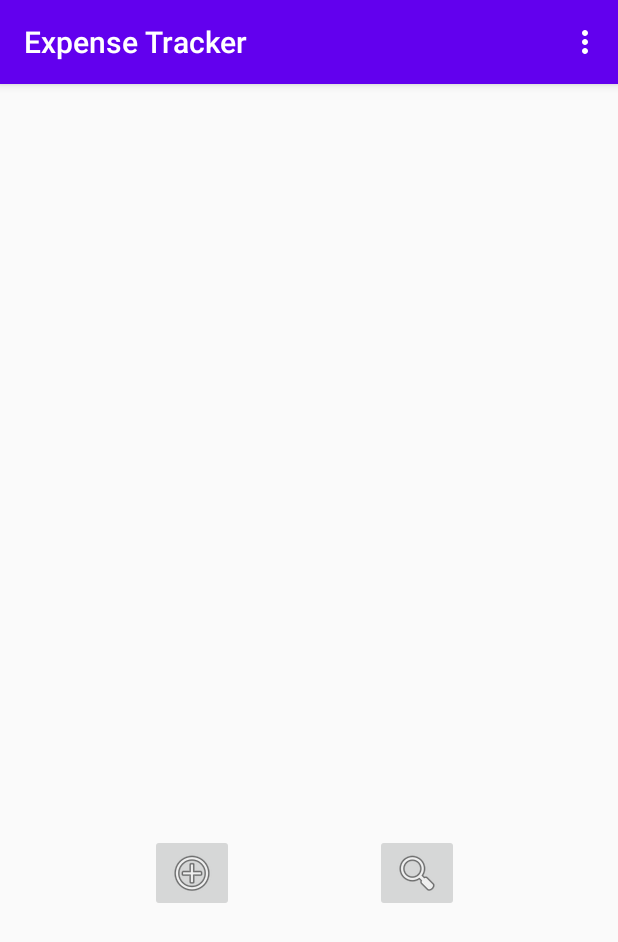
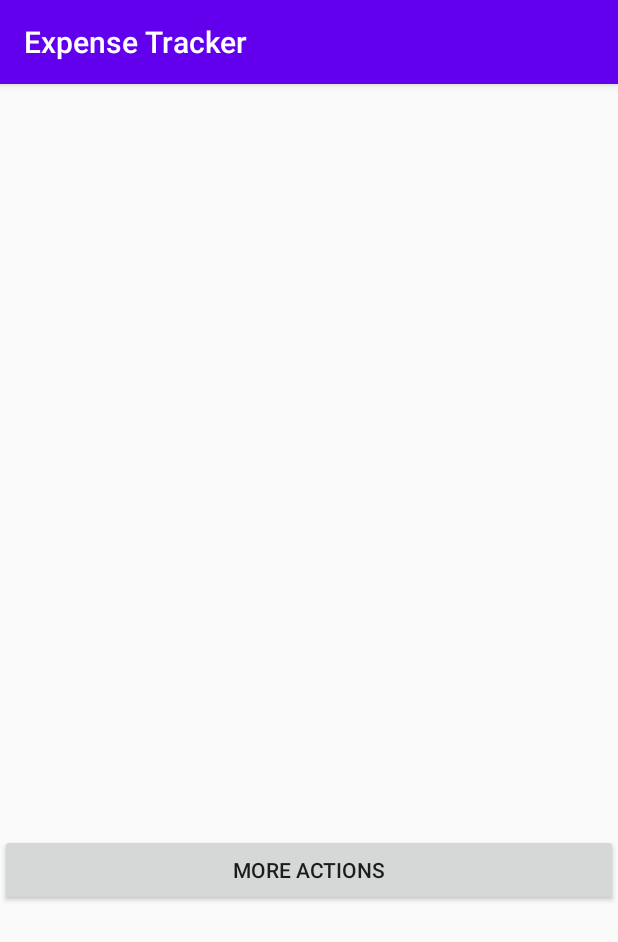
Before and after one commit to juvetao/ExpenseTracker, an Android app: the fragment IncomeExpenseFragment shown on its own in the app's theme, on a phone screen of 412 x 824 dp. Shown: the top 942 px of the screen. Run offline under Robolectric (Android 15) with nearby library versions, the phone set to English and light mode, and no system bars.

Commit message:
New Activity for More actions of IncomeExpense Add IncomeExpenseDBHelper

```diff
--- a/app/src/main/AndroidManifest.xml
+++ b/app/src/main/AndroidManifest.xml
@@ -9,7 +9,8 @@
         android:roundIcon="@mipmap/ic_launcher_round"
         android:supportsRtl="true"
         android:theme="@style/AppTheme">
-        <activity android:name=".SearchIncomeExpenseActivity"></activity>
+        <activity android:name=".MoreIncomeExpenseActionsActivity"></activity>
+        <activity android:name=".SearchIncomeExpenseActivity" />
         <activity android:name=".AddIncomeExpenseActivity" />
         <activity
             android:name=".TabActivity"
--- a/app/src/main/java/com/example/expensetracker/IncomeExpenseFragment.java
+++ b/app/src/main/java/com/example/expensetracker/IncomeExpenseFragment.java
@@ -1,29 +1,20 @@
 package com.example.expensetracker;
 
-import android.app.AlertDialog;
 import android.content.Intent;
 import android.os.Bundle;
 import android.view.LayoutInflater;
-import android.view.Menu;
-import android.view.MenuInflater;
-import android.view.MenuItem;
 import android.view.View;
 import android.view.ViewGroup;
-import android.widget.AdapterView;
 import android.widget.Button;
-import android.widget.ImageButton;
 import android.widget.ListView;
-import android.widget.Toast;
 
-import androidx.annotation.NonNull;
 import androidx.annotation.Nullable;
 import androidx.fragment.app.Fragment;
 
 public class IncomeExpenseFragment extends Fragment {
 
     private ListView listView;
-    private ImageButton add_btn;
-    private ImageButton search_btn;
+    private Button more_action_btn;
 
     public IncomeExpenseFragment() {
     }
@@ -40,52 +31,19 @@ public class IncomeExpenseFragment extends Fragment {
     public View onCreateView(LayoutInflater inflater,ViewGroup container, Bundle savedInstanceState) {
         View view = inflater.inflate(R.layout.fragment_income_expense, container, false);
 
-        listView = view.findViewById(R.id.list_view);
-        add_btn = view.findViewById(R.id.btn_add);
-        search_btn = view.findViewById(R.id.btn_search);
+        listView = view.findViewById(R.id.list_view_income_expense);
+        more_action_btn = view.findViewById(R.id.more_action_btn);
 
-        add_btn.setOnClickListener(new View.OnClickListener() {
+        more_action_btn.setOnClickListener(new View.OnClickListener() {
             @Override
             public void onClick(View v) {
-                Intent intent = new Intent(getActivity(), AddIncomeExpenseActivity.class);
+                Intent intent = new Intent(getActivity(),MoreIncomeExpenseActionsActivity.class);
                 startActivity(intent);
             }
         });
-
-        search_btn.setOnClickListener(new View.OnClickListener() {
-            @Override
-            public void onClick(View v) {
-                Intent intent = new Intent(getActivity(), SearchIncomeExpenseActivity.class);
-                startActivity(intent);
-            }
-        });
-
-        setHasOptionsMenu(true);
-
         return view;
     }
 
 
-    //Inflate the menu file to show the main menu
-    @Override
-    public void onCreateOptionsMenu(Menu menu, MenuInflater inflater) {
-        inflater.inflate(R.menu.menu_main, menu);
-    }
 
-    //Control the menu
-    @Override
-    public boolean onOptionsItemSelected(@NonNull MenuItem item) {
-        AdapterView.AdapterContextMenuInfo info = (AdapterView.AdapterContextMenuInfo ) item.getMenuInfo();
-        switch (item.getItemId()){
-            case R.id.add_menu:
-                AlertDialog.Builder dialogBuilder = new AlertDialog.Builder();
-            case R.id.search_menu:
-                Toast.makeText(this, "Search", Toast.LENGTH_SHORT).show();
-                break;
-            case R.id.exit_menu:
-                finish();
-                break;
-        }
-        return super.onOptionsItemSelected(item);
-    }
 }
--- a/app/src/main/java/com/example/expensetracker/SaveGoalDBHelper.java
+++ b/app/src/main/java/com/example/expensetracker/SaveGoalDBHelper.java
@@ -21,8 +21,6 @@ public class SaveGoalDBHelper extends SQLiteOpenHelper {
 
     @Override
     public void onCreate(SQLiteDatabase db) {
-//        String create_table_query = "CREATE TABLE " + SAVE_GOAL_TABLE + " ("+ COL_ID + " INTEGER PRIMARY KEY AUTOINCREMENT, " + COL_GOAL_NAME + " TEXT" + COL_TOTAL_AMOUNT + " NUMERIC" + COL_PERIOD_LENGTH + " INTEGER) ";
-
         String create_table_query = "CREATE TABLE " + SAVE_GOAL_TABLE + " ( "+ COL_ID + " INTEGER PRIMARY KEY AUTOINCREMENT , " + COL_GOAL_NAME + " TEXT, " + COL_TOTAL_AMOUNT + " NUMERIC, " + COL_PERIOD_LENGTH + " INTEGER) ";
 
         db.execSQL(create_table_query);
@@ -57,6 +55,5 @@ public class SaveGoalDBHelper extends SQLiteOpenHelper {
             return true;
         }
 
-
     }
 }
--- a/app/src/main/res/layout/fragment_income_expense.xml
+++ b/app/src/main/res/layout/fragment_income_expense.xml
@@ -6,29 +6,16 @@
     tools:context=".IncomeExpenseFragment">
 
     <ListView
-        android:id="@+id/list_view"
+        android:id="@+id/list_view_income_expense"
         android:layout_width="match_parent"
-        android:layout_height="464dp" />
+        android:layout_height="487dp" />
 
-    <ImageButton
-        android:id="@+id/btn_add"
-        android:layout_width="wrap_content"
+    <Button
+        android:id="@+id/more_action_btn"
+        android:layout_width="match_parent"
         android:layout_height="wrap_content"
-        android:layout_marginStart="100dp"
-        android:layout_marginLeft="100dp"
         android:layout_marginTop="500dp"
-        android:contentDescription="@string/btn_add"
-        android:src="@android:drawable/ic_menu_add" />
-
-    <ImageButton
-        android:id="@+id/btn_search"
-        android:layout_width="wrap_content"
-        android:layout_height="wrap_content"
-        android:layout_marginStart="250dp"
-        android:layout_marginLeft="100dp"
-        android:layout_marginTop="500dp"
-        android:contentDescription="@string/btn_search"
-        android:src="@android:drawable/ic_menu_search" />
+        android:text="@string/more_action_btn" />
 
 
 </FrameLayout>
--- a/app/src/main/res/values/strings.xml
+++ b/app/src/main/res/values/strings.xml
@@ -17,8 +17,7 @@
 
     <!--    fragment_income_expense-->
     <string name="fragment_income_expense">Income/Expense</string>"
-    <string name="btn_add"></string>
-    <string name="btn_search"></string>
+    <string name="more_action_btn">More Actions</string>
 
     <!--    menu_main-->
     <string name="menu_add">Add Income/Expense</string>
```
Also changed, not shown: app/src/main/java/com/example/expensetracker/IncomeExpenseDBHelper.java (added, +58 -0 lines), app/src/main/java/com/example/expensetracker/IncomeExpenseModel.java (+6 -4 lines), app/src/main/java/com/example/expensetracker/MoreIncomeExpenseActionsActivity.java (added, +45 -0 lines), app/src/main/java/com/example/expensetracker/TabActivity.java (+28 -0 lines), app/src/main/res/layout/activity_more_actions_for_income_expense.xml (added, +21 -0 lines).
